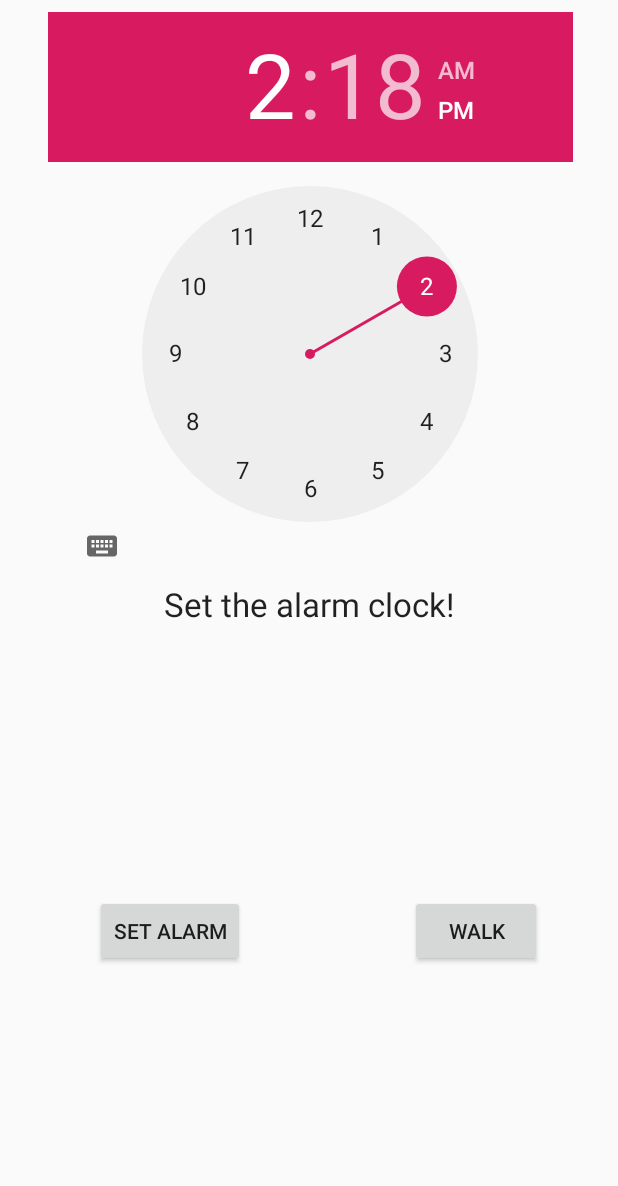
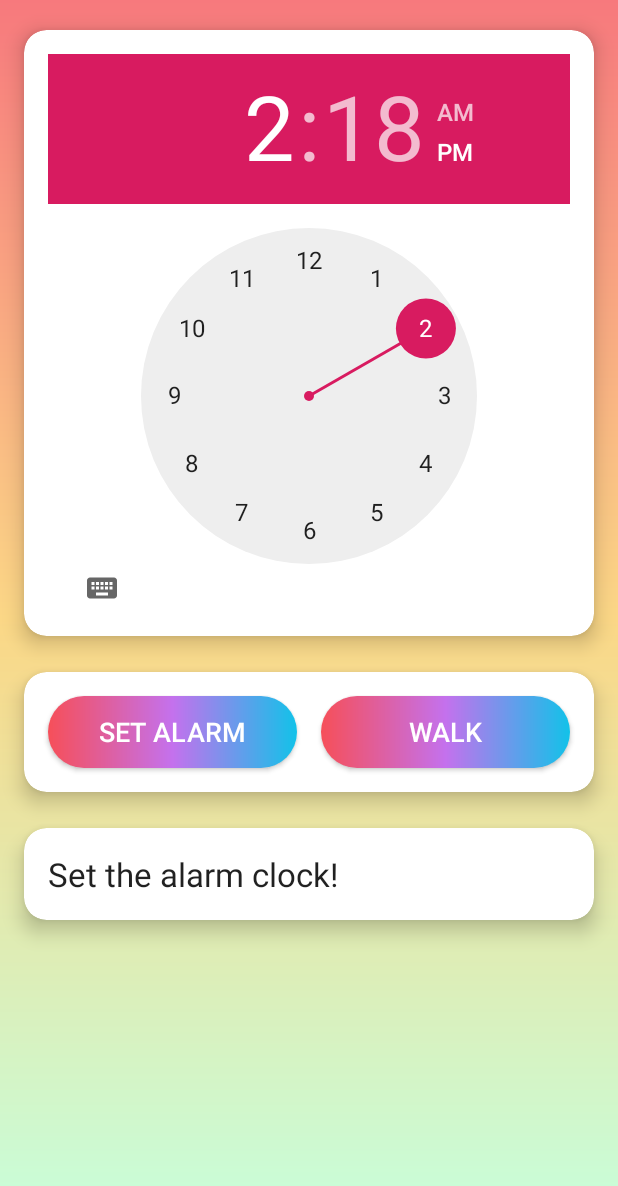
Before and after one commit to shramana23/Alarm, an Android app: the layout activity_main.xml on its own in the app's theme, with its tools: preview values and no code run, on a phone screen of 412 x 824 dp. Shown: the top 1186 px of the screen. Run offline under Robolectric (Android 15) with nearby library versions, the phone set to English and light mode, and no system bars.

Commit message:
Improve UI

```diff
--- a/app/build.gradle
+++ b/app/build.gradle
@@ -22,6 +22,7 @@ dependencies {
     implementation fileTree(dir: 'libs', include: ['*.jar'])
     implementation 'com.android.support:appcompat-v7:28.0.0'
     implementation 'com.android.support.constraint:constraint-layout:1.1.3'
+    implementation 'com.android.support:cardview-v7:28.0.0'
     testImplementation 'junit:junit:4.12'
     androidTestImplementation 'com.android.support.test:runner:1.0.2'
     androidTestImplementation 'com.android.support.test.espresso:espresso-core:3.0.2'
--- /dev/null
+++ b/app/src/main/res/drawable/bg.xml
@@ -0,0 +1,11 @@
+<?xml version="1.0" encoding="UTF-8"?>
+<shape xmlns:android="http://schemas.android.com/apk/res/android" android:shape="rectangle" >
+
+    <gradient
+        android:angle="90"
+        android:startColor="#C6FFDD"
+        android:centerColor="#FBD786"
+        android:endColor="#f7797d"
+        android:type="linear" />
+
+</shape>
--- /dev/null
+++ b/app/src/main/res/drawable/bgbtn.xml
@@ -0,0 +1,14 @@
+<?xml version="1.0" encoding="UTF-8"?>
+<shape xmlns:android="http://schemas.android.com/apk/res/android" android:shape="rectangle" >
+
+    <gradient
+        android:angle="180"
+        android:startColor="#12c2e9"
+        android:centerColor="#c471ed"
+        android:endColor="#f64f59"
+        android:type="linear" />
+
+    <corners
+        android:radius="999dp"/>
+
+</shape>
--- /dev/null
+++ b/app/src/main/res/drawable/white_round_bg.xml
@@ -0,0 +1,8 @@
+<?xml version="1.0" encoding="UTF-8"?>
+<shape xmlns:android="http://schemas.android.com/apk/res/android" android:shape="rectangle" >
+
+    <solid android:color="#FFF"/>
+
+    <corners android:radius="15dp"/>
+
+</shape>
--- a/app/src/main/res/layout/activity_main.xml
+++ b/app/src/main/res/layout/activity_main.xml
@@ -1,57 +1,95 @@
 <?xml version="1.0" encoding="utf-8"?>
-<android.support.constraint.ConstraintLayout xmlns:android="http://schemas.android.com/apk/res/android"
+<LinearLayout xmlns:android="http://schemas.android.com/apk/res/android"
     xmlns:app="http://schemas.android.com/apk/res-auto"
     xmlns:tools="http://schemas.android.com/tools"
     android:layout_width="match_parent"
     android:layout_height="match_parent"
+    android:orientation="vertical"
+    android:background="@drawable/bg"
     tools:context=".MainActivity">
+
+
+
+    <android.support.v7.widget.CardView
+        android:layout_width="match_parent"
+        android:layout_height="wrap_content"
+        app:cardElevation="8dp"
+        app:cardUseCompatPadding="true"
+        app:cardCornerRadius="15dp"
+        android:layout_marginEnd="8dp"
+        android:layout_marginStart="8dp"
+        android:layout_marginTop="8dp"
+        app:cardPreventCornerOverlap="false"
+        android:padding="12dp"
+        android:background="#fff"
+        android:visibility="visible">
 
         <TimePicker
             android:id="@+id/alarmTimePicker"
-        android:layout_width="350dp"
+            android:layout_width="match_parent"
             android:layout_height="372dp"
-        app:layout_constraintTop_toTopOf="parent"
-        android:layout_marginTop="8dp"
-        android:layout_marginLeft="8dp"
-        app:layout_constraintLeft_toLeftOf="parent"
-        android:layout_marginRight="8dp"
-        app:layout_constraintRight_toRightOf="parent"
-        app:layout_constraintHorizontal_bias="0.518" />
+            android:layout_margin="16dp" />
+
+    </android.support.v7.widget.CardView>
 
 
+    <android.support.v7.widget.CardView
+        android:layout_width="match_parent"
+        android:layout_height="wrap_content"
+        app:cardElevation="8dp"
+        app:cardUseCompatPadding="true"
+        app:cardCornerRadius="15dp"
+        android:layout_marginEnd="8dp"
+        android:layout_marginStart="8dp"
+        app:cardPreventCornerOverlap="false"
+        android:padding="12dp"
+        android:background="#fff"
+        android:visibility="visible">
+
+        <LinearLayout
+            android:layout_width="match_parent"
+            android:layout_height="wrap_content"
+            android:padding="8dp">
             <Button
-        android:layout_width="wrap_content"
+                android:layout_width="0dp"
+                android:layout_weight="1"
                 android:layout_height="wrap_content"
                 android:text="Set alarm"
                 android:id="@+id/start_alarm"
-        android:layout_alignParentLeft="true"
-        android:layout_alignParentStart="true"
                 android:onClick="startTimer"
-        android:layout_marginTop="8dp"
-        app:layout_constraintTop_toBottomOf="@+id/alarmText"
-        android:layout_marginLeft="63dp"
-        app:layout_constraintLeft_toLeftOf="parent"
-        app:layout_constraintBottom_toBottomOf="parent"
-        android:layout_marginBottom="8dp" />
+                android:textColor="#fff"
+                android:textSize="18sp"
+                android:background="@drawable/bgbtn"
+                android:layout_margin="8dp"/>
 
             <Button
-        android:layout_width="wrap_content"
+                android:layout_width="0dp"
+                android:layout_weight="1"
                 android:layout_height="wrap_content"
                 android:text="Walk"
                 android:id="@+id/stop_alarm"
+                android:onClick="cancelTimer"
+                android:textColor="#fff"
+                android:textSize="18sp"
+                android:background="@drawable/bgbtn"
+                android:layout_margin="8dp"/>
 
-        android:layout_alignParentRight="true"
-        android:layout_alignParentEnd="true"
-        android:onClick="cancelTimer"
-        android:layout_marginTop="8dp"
-        app:layout_constraintTop_toBottomOf="@+id/alarmText"
-        android:layout_marginRight="8dp"
-        app:layout_constraintRight_toRightOf="parent"
-        app:layout_constraintLeft_toRightOf="@+id/start_alarm"
-        android:layout_marginLeft="8dp"
-        app:layout_constraintHorizontal_bias="0.705"
-        app:layout_constraintBottom_toBottomOf="parent"
-        android:layout_marginBottom="8dp" />
+        </LinearLayout>
+    </android.support.v7.widget.CardView>
+
+
+    <android.support.v7.widget.CardView
+        android:layout_width="match_parent"
+        android:layout_height="wrap_content"
+        app:cardElevation="8dp"
+        app:cardUseCompatPadding="true"
+        app:cardCornerRadius="15dp"
+        android:layout_marginEnd="8dp"
+        android:layout_marginStart="8dp"
+        app:cardPreventCornerOverlap="false"
+        android:padding="12dp"
+        android:background="#fff"
+        android:visibility="visible">
 
         <TextView
             android:layout_width="wrap_content"
@@ -59,14 +97,9 @@
             android:textAppearance="?android:attr/textAppearanceLarge"
             android:text="Set the alarm clock!"
             android:id="@+id/alarmText"
-        android:layout_alignParentBottom="true"
-        android:layout_centerHorizontal="true"
-        android:layout_below="@+id/start_alarm"
-        android:layout_marginTop="8dp"
-        app:layout_constraintTop_toBottomOf="@+id/alarmTimePicker"
-        android:layout_marginRight="8dp"
-        app:layout_constraintRight_toRightOf="parent"
-        android:layout_marginLeft="8dp"
-        app:layout_constraintLeft_toLeftOf="parent" />
+            android:layout_margin="16dp"/>
 
-</android.support.constraint.ConstraintLayout>
+    </android.support.v7.widget.CardView>
+
+
+</LinearLayout>
--- a/app/src/main/res/values/styles.xml
+++ b/app/src/main/res/values/styles.xml
@@ -1,7 +1,7 @@
 <resources>
 
     <!-- Base application theme. -->
-    <style name="AppTheme" parent="Theme.AppCompat.Light.DarkActionBar">
+    <style name="AppTheme" parent="Theme.AppCompat.Light.NoActionBar">
         <!-- Customize your theme here. -->
         <item name="colorPrimary">@color/colorPrimary</item>
         <item name="colorPrimaryDark">@color/colorPrimaryDark</item>
```
Also changed, not shown: 2 other files. Lines whose indentation alone changed are shown as unchanged.
